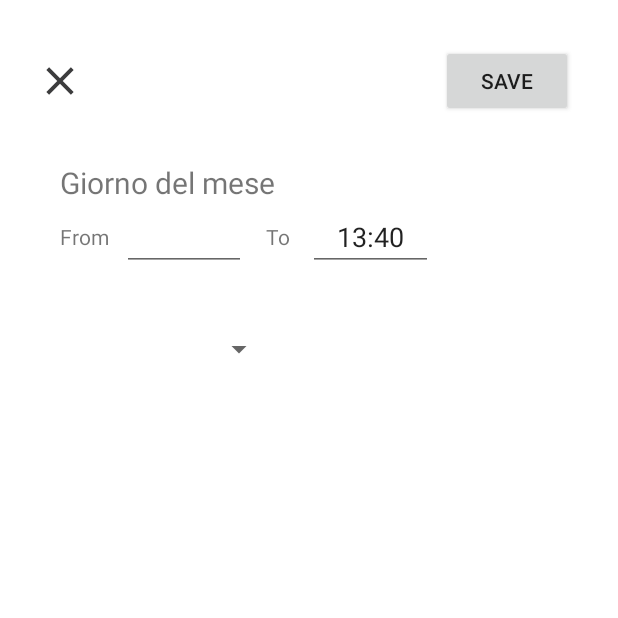
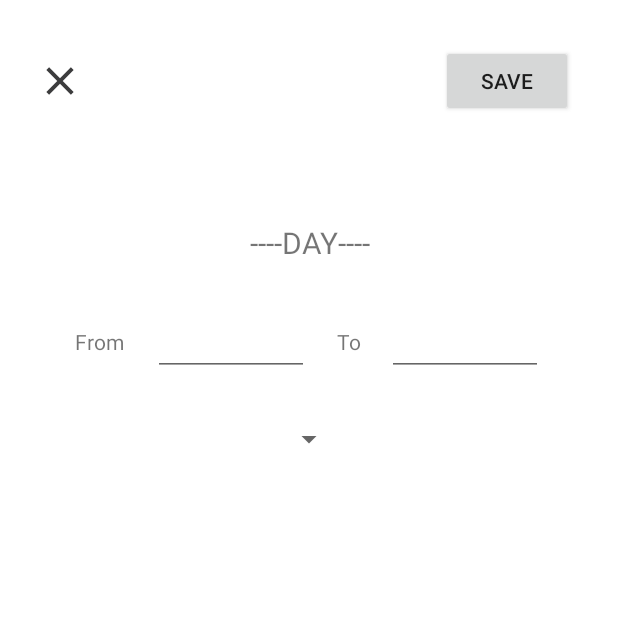
Before and after one commit to davideC00/lesson-calendar-app, an Android app: the fragment AddLessonFragment placed in its activity, on a phone screen of 412 x 824 dp, the top half of it. Run offline under Robolectric (Android 15) with nearby library versions, the phone set to English and light mode, and no system bars; our stand-ins replace navigation-ui.

Commit message:
CHANGE: Add Lesson Fragment * Make it more clear

```diff
--- a/src/main/java/it/uniba/di/sms/orariolezioni/data/DbContract.java
+++ b/src/main/java/it/uniba/di/sms/orariolezioni/data/DbContract.java
@@ -3,7 +3,7 @@ package it.uniba.di.sms.orariolezioni.data;
 import android.provider.BaseColumns;
 
 class DbContract {
-    static final int DB_VERSION = 1;
+    static final int DB_VERSION = 2;
     static final String DB_NAME = "orarioLezionidb";
 
     private DbContract(){}
--- a/src/main/java/it/uniba/di/sms/orariolezioni/data/DbHandler.java
+++ b/src/main/java/it/uniba/di/sms/orariolezioni/data/DbHandler.java
@@ -8,8 +8,10 @@ import android.database.sqlite.SQLiteDatabase;
 import android.database.sqlite.SQLiteOpenHelper;
 
 import java.text.DateFormat;
+import java.text.ParseException;
 import java.text.SimpleDateFormat;
 import java.util.ArrayList;
+import java.util.Date;
 import java.util.Locale;
 
 import it.uniba.di.sms.orariolezioni.data.model.Lesson;
@@ -72,6 +74,8 @@ public class DbHandler extends SQLiteOpenHelper {
             requests.add(request);
         }
 
+        cursor.close();
+
         return requests;
     }
 
@@ -84,7 +88,7 @@ public class DbHandler extends SQLiteOpenHelper {
     public void insertLesson(Lesson... lessons){
         SQLiteDatabase db = this.getWritableDatabase();
         ContentValues cValues = new ContentValues();
-        DateFormat dateFormat = new SimpleDateFormat("MM/dd/yyyy HH:mm:ss", Locale.ITALY);
+        DateFormat dateFormat = new SimpleDateFormat("yyyy/MM/dd HH:mm:ss", Locale.ITALY);
         for (Lesson lesson : lessons){
             cValues.put(DbContract.Lesson.KEY_TEACHER, lesson.teacher);
             cValues.put(DbContract.Lesson.KEY_SUBJECT, lesson.subject);
@@ -93,5 +97,42 @@ public class DbHandler extends SQLiteOpenHelper {
 
             db.insert(DbContract.Lesson.TABLE_NAME, null, cValues);
         }
+
+        db.close();
+    }
+
+    public ArrayList<Lesson> getAllLessonFor(Date day) {
+        SQLiteDatabase db = this.getReadableDatabase();
+        DateFormat dateFormat = new SimpleDateFormat("yyyy/MM/dd", Locale.ITALY);
+        ArrayList<Lesson> lessons = new ArrayList<>();
+
+        // SELECT * FROM Lesson WHERE from_time = 'date%'
+        String rawQuery = "SELECT * FROM " + DbContract.Lesson.TABLE_NAME
+                + " WHERE " + DbContract.Lesson.KEY_FROM_TIME
+                + " LIKE '"+ dateFormat.format(day.getTime()) + "%'";
+        Cursor cursor = db.rawQuery(rawQuery, null);
+
+        // Changed the date format for saving properly the date
+        dateFormat = new SimpleDateFormat("yyyy/MM/dd HH:mm:ss", Locale.ITALY);
+        while(cursor.moveToNext()){
+            Lesson lesson = null;
+            try {
+                lesson = new Lesson(
+                        cursor.getInt(cursor.getColumnIndex(DbContract.Request.KEY_ID)),
+                        cursor.getString(cursor.getColumnIndex(DbContract.Lesson.KEY_TEACHER)),
+                        cursor.getString(cursor.getColumnIndex(DbContract.Lesson.KEY_SUBJECT)),
+                        dateFormat.parse(cursor.getString(cursor.getColumnIndex(DbContract.Lesson.KEY_FROM_TIME))),
+                        dateFormat.parse(cursor.getString(cursor.getColumnIndex(DbContract.Lesson.KEY_TO_TIME)))
+                );
+            } catch (ParseException e) {
+                // If there is a parse error skip the lesson
+                e.printStackTrace();
+                continue;
+            }
+            lessons.add(lesson);
+        }
+        cursor.close();
+
+        return lessons;
     }
 }
--- a/src/main/java/it/uniba/di/sms/orariolezioni/ui/OrarioScheduler.java
+++ b/src/main/java/it/uniba/di/sms/orariolezioni/ui/OrarioScheduler.java
@@ -3,10 +3,7 @@ package it.uniba.di.sms.orariolezioni.ui;
 
 import android.os.Bundle;
 import android.support.design.widget.FloatingActionButton;
-import android.support.design.widget.Snackbar;
-import android.support.v4.app.Fragment;
 import android.support.v4.app.FragmentManager;
-import android.support.v4.app.FragmentTransaction;
 import android.view.View;
 
 import androidx.navigation.NavController;
@@ -14,14 +11,13 @@ import androidx.navigation.Navigation;
 import androidx.navigation.ui.AppBarConfiguration;
 import androidx.navigation.ui.NavigationUI;
 import it.uniba.di.sms.orariolezioni.R;
-import it.uniba.di.sms.orariolezioni.ui.addEvent.AddEventFragment;
+import it.uniba.di.sms.orariolezioni.ui.addEvent.AddLessonFragment;
 
 import android.support.design.widget.NavigationView;
 import android.support.v4.widget.DrawerLayout;
 
 import android.support.v7.app.AppCompatActivity;
 import android.support.v7.widget.Toolbar;
-import android.widget.FrameLayout;
 
 
 public class OrarioScheduler extends AppCompatActivity {
@@ -42,12 +38,14 @@ public class OrarioScheduler extends AppCompatActivity {
                FragmentManager fragmentManager = getSupportFragmentManager();
                fragmentManager
                        .beginTransaction()
-                       .add(R.id.fragment_add_event_container, new AddEventFragment())
+                       .add(R.id.fragment_add_event_container, new AddLessonFragment())
                        .addToBackStack(null)
                        .commit();
+
            }
         });
         DrawerLayout drawer = findViewById(R.id.drawer_layout);
+        drawer.setDrawerLockMode(DrawerLayout.LOCK_MODE_LOCKED_CLOSED);
         NavigationView navigationView = findViewById(R.id.nav_view);
         // Passing each menu ID as a set of Ids because each
         // menu should be considered as top level destinations.
--- a/src/main/java/it/uniba/di/sms/orariolezioni/ui/addEvent/AddEventFragment.java
+++ b/src/main/java/it/uniba/di/sms/orariolezioni/ui/addEvent/AddLessonFragment.java
@@ -3,17 +3,19 @@ package it.uniba.di.sms.orariolezioni.ui.addEvent;
 
 import android.os.Bundle;
 import android.support.v4.app.Fragment;
+import android.support.v4.widget.DrawerLayout;
 import android.util.Log;
 import android.view.LayoutInflater;
+import android.view.MotionEvent;
 import android.view.View;
 import android.view.ViewGroup;
 
 import it.uniba.di.sms.orariolezioni.R;
 
-public class AddEventFragment extends Fragment {
+public class AddLessonFragment extends Fragment {
 
 
-    public AddEventFragment() {
+    public AddLessonFragment() {
         // Required empty public constructor
     }
 
@@ -21,7 +23,14 @@ public class AddEventFragment extends Fragment {
     public View onCreateView(LayoutInflater inflater, ViewGroup container,
                              Bundle savedInstanceState) {
         // Inflate the layout for this fragment
-        return inflater.inflate(R.layout.fragment_add_event, container, false);
+        View root = inflater.inflate(R.layout.fragment_add_lesson, container, false);
+
+        root.setFocusable(true);
+        root.setClickable(true);
+
+        return root;
+
     }
 
+
 }
--- a/src/main/java/it/uniba/di/sms/orariolezioni/ui/home/HomeFragment.java
+++ b/src/main/java/it/uniba/di/sms/orariolezioni/ui/home/HomeFragment.java
@@ -1,14 +1,11 @@
 package it.uniba.di.sms.orariolezioni.ui.home;
 
 import android.os.Bundle;
-import android.util.Log;
 import android.view.LayoutInflater;
+import android.view.MotionEvent;
 import android.view.View;
 import android.view.ViewGroup;
-import android.widget.LinearLayout;
 import android.widget.ListView;
-import android.widget.RelativeLayout;
-import android.widget.ScrollView;
 import android.widget.TextView;
 import android.support.annotation.Nullable;
 import android.support.annotation.NonNull;
@@ -16,13 +13,11 @@ import android.support.v4.app.Fragment;
 import android.arch.lifecycle.Observer;
 import android.arch.lifecycle.ViewModelProviders;
 
-import java.sql.Date;
-import java.time.LocalDateTime;
 import java.util.ArrayList;
-import java.util.Calendar;
 import java.util.GregorianCalendar;
 
 import it.uniba.di.sms.orariolezioni.R;
+import it.uniba.di.sms.orariolezioni.data.DbHandler;
 import it.uniba.di.sms.orariolezioni.data.model.Lesson;
 
 public class HomeFragment extends Fragment {
@@ -50,17 +45,20 @@ public class HomeFragment extends Fragment {
                 (new GregorianCalendar(2012, 12, 3, 17, 38, 0)).getTime(),
                 (new GregorianCalendar(2012, 12, 3, 19, 48, 0)).getTime());
 
+
         // Construct the data source
-        ArrayList<Lesson> lessons = new ArrayList<Lesson>();
-        lessons.add(lesson);
-        lessons.add(lesson2);
+        ArrayList<Lesson> lessons = new ArrayList<>();
+        //lessons.add(lesson);
+        //lessons.add(lesson2);
+        DbHandler db = new DbHandler(getContext());
+        //db.insertLesson(lesson,lesson2);
+        lessons = db.getAllLessonFor(new GregorianCalendar(2012, 12, 3).getTime());
         // Create the adapter to convert the array to views
         LessonsAdapter adapter = new LessonsAdapter(getContext(), lessons);
         // Attach the adapter to a ListView
         ListView listView = (ListView) root.findViewById(R.id.lvLessons);
         listView.setAdapter(adapter);
 
-        ScrollView scrollView = root.findViewById(R.id.svLessons);
         return root;
     }
 }
--- a/src/main/res/layout/activity_orario_scheduler.xml
+++ b/src/main/res/layout/activity_orario_scheduler.xml
@@ -7,6 +7,7 @@
     android:layout_height="match_parent"
     android:fitsSystemWindows="true"
     tools:openDrawer="start">
+
 
     <include
         layout="@layout/app_bar_orario_scheduler"
--- /dev/null
+++ b/src/main/res/layout/fragment_add_lesson.xml
@@ -0,0 +1,93 @@
+<?xml version="1.0" encoding="utf-8"?>
+<android.support.constraint.ConstraintLayout xmlns:android="http://schemas.android.com/apk/res/android"
+    android:layout_width="match_parent"
+    android:layout_height="match_parent"
+    xmlns:app="http://schemas.android.com/apk/res-auto"
+    android:background="#FFFF">
+
+
+    <RelativeLayout
+        android:id="@+id/rl_add_lesson"
+        android:layout_width="match_parent"
+        android:layout_height="wrap_content"
+        app:layout_constraintTop_toTopOf="parent">
+
+        <View
+            android:layout_width="20dp"
+            android:layout_height="20dp"
+            android:layout_gravity="center"
+            android:layout_marginStart="30dp"
+            android:layout_alignParentStart="true"
+            android:layout_centerVertical="true"
+            android:background="@drawable/ic_close" />
+
+        <Button
+            android:layout_width="wrap_content"
+            android:layout_height="wrap_content"
+            android:layout_gravity="center"
+            android:layout_centerVertical="true"
+            android:layout_alignParentEnd="true"
+            android:layout_margin="30dp"
+            android:text="@string/btn_save" />
+
+    </RelativeLayout>
+
+    <TextView
+        android:id="@+id/tv_date"
+        android:layout_width="match_parent"
+        android:layout_height="wrap_content"
+        android:gravity="center"
+        android:layout_marginTop="40dp"
+        app:layout_constraintTop_toBottomOf="@+id/rl_add_lesson"
+        android:text="----DAY----"
+        android:textSize="20sp" />
+
+    <LinearLayout
+        android:id="@+id/ll_fromToTime"
+        android:layout_width="match_parent"
+        android:layout_height="wrap_content"
+        app:layout_constraintTop_toBottomOf="@id/tv_date"
+        android:layout_marginTop="30dp"
+        android:layout_marginEnd="50dp"
+        android:layout_marginStart="50dp"
+        android:orientation="horizontal">
+
+        <TextView
+            android:layout_width="0dp"
+            android:layout_height="match_parent"
+            android:layout_weight="1"
+            android:gravity="center_vertical"
+            android:text="@string/str_from" />
+
+        <EditText
+            android:layout_width="0dp"
+            android:layout_height="match_parent"
+            android:layout_weight="2"
+            android:gravity="center" />
+
+        <TextView
+            android:layout_width="0dp"
+            android:layout_height="match_parent"
+            android:layout_weight="1"
+            android:gravity="center"
+            android:layout_gravity="right"
+            android:text="@string/str_to" />
+
+        <EditText
+            android:layout_width="0dp"
+            android:layout_height="match_parent"
+            android:layout_gravity="end"
+            android:layout_weight="2"
+            android:gravity="center" />
+
+    </LinearLayout>
+
+    <Spinner
+        android:layout_width="wrap_content"
+        android:layout_height="wrap_content"
+        android:layout_marginTop="30dp"
+        app:layout_constraintStart_toStartOf="parent"
+        app:layout_constraintEnd_toEndOf="parent"
+        app:layout_constraintTop_toBottomOf="@id/ll_fromToTime" />
+
+</android.support.constraint.ConstraintLayout>
--- a/src/main/res/layout/fragment_home.xml
+++ b/src/main/res/layout/fragment_home.xml
@@ -67,10 +67,9 @@
             <ListView
                 android:id="@+id/lvLessons"
                 android:layout_width="match_parent"
-                android:layout_height="match_parent"
+                android:layout_height="970dp"
                 android:layout_marginStart="60dp"
-                android:divider="@null">
-            </ListView>
+                android:divider="@null"></ListView>
 
         </FrameLayout>
 
--- a/src/main/res/values/strings.xml
+++ b/src/main/res/values/strings.xml
@@ -51,5 +51,8 @@
     <string name="time_21">21:00</string>
     <string name="time_22">22:00</string>
     <string name="time_23">23:00</string>
+    <string name="btn_save">Save</string>
+    <string name="str_to">To</string>
+    <string name="str_from">From</string>
 
 </resources>
```
